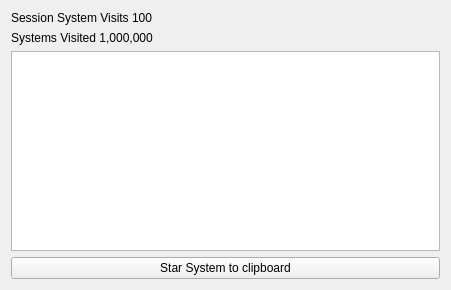
SnakeManPMC/elite-EliteLog, file widget.ui: the form before one commit.
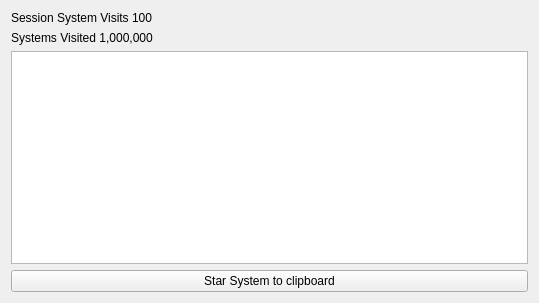
The form after the commit.

The edit to the form file:
```diff
--- a/widget.ui
+++ b/widget.ui
@@ -6,8 +6,8 @@
    <rect>
     <x>0</x>
     <y>0</y>
-    <width>451</width>
-    <height>290</height>
+    <width>539</width>
+    <height>303</height>
    </rect>
   </property>
   <property name="windowTitle">
```
